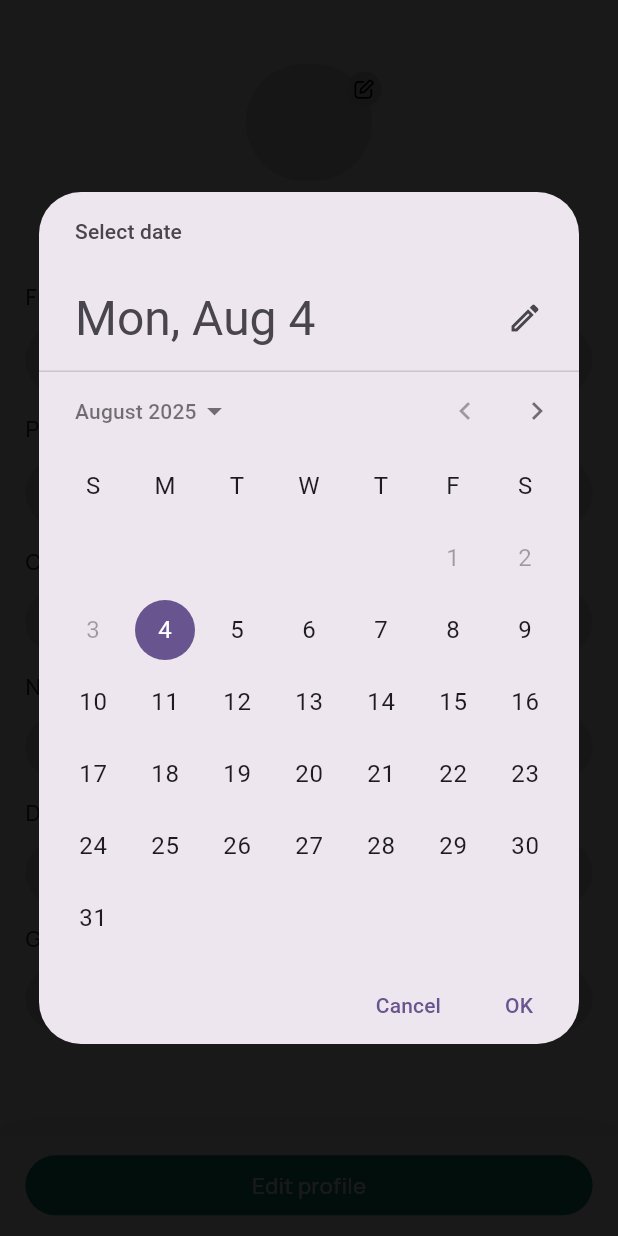
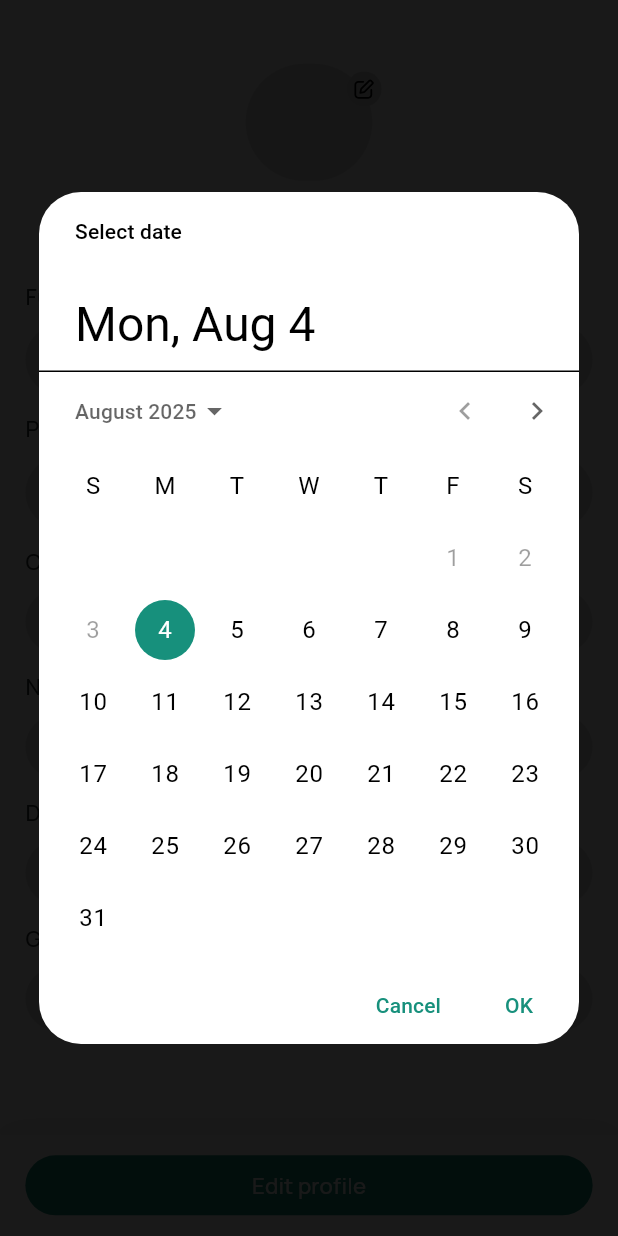
Before and after one commit to aplikettechnologies/XTicket_flutter, a Flutter app: the ProfileScreen widget shown alone on an empty page, opened directly, after a tap on "Date of Birth", on a phone screen of 412 x 824 dp. Run offline on Flutter 3.47's test engine with Material 3 defaults, Android fonts, the phone set to English and light mode, and no system bars; drawn by our look-alikes of cached_network_image, dropdown_button2; our stand-ins replace carousel_slider, dotted_line, fade_shimmer, flutter_html, flutter_screenutil, flutter_styled_toast and 5 more; accounts and stored records are empty; network calls fail.

Commit message:
change select date picker theme

```diff
--- a/lib/app/modules/profile/profile_screen.dart
+++ b/lib/app/modules/profile/profile_screen.dart
@@ -46,13 +46,13 @@ class ProfileScreen extends StatelessWidget {
                                 color: AppColor.neutralColor08,
                                 borderRadius: BorderRadius.circular(100.r),
                               ),
-                              child: ClipRRect(
-                                borderRadius: BorderRadius.circular(100.r),
+                              child: ClipOval(
                                 child: appImageNetwork(
-                                  width: 60.r,
-                                  height: 60.r,
+                                  width: 80.r,
+                                  height: 80.r,
+                                  fit: BoxFit.cover,
                                   url:
-                                      "https://images.pexels.com/photos/50855/pexels-photo-50855.jpeg",
+                                      "https://encrypted-tbn0.gstatic.com/images?q=tbn:ANd9GcQQyawVbjORfalGKAFdWZyJbg8cH12xX-MlLw&s",
                                 ),
                               ),
                             ),
@@ -295,6 +295,7 @@ class ProfileScreen extends StatelessWidget {
                     onChanged: (value) {
                       controller.updateGender(value.toString());
                     },
+
                     selectedValue: controller.selectGender,
                     items: ['Male', 'Female', 'Other'],
                     customButton: Container(
@@ -335,6 +336,7 @@ class ProfileScreen extends StatelessWidget {
                 ],
               ),
             ),
+
             //CreateEvent
             Align(
               alignment: Alignment.bottomCenter,
--- a/lib/app/modules/search/search_controller.dart
+++ b/lib/app/modules/search/search_controller.dart
@@ -5,7 +5,7 @@ class SearchScreenController extends GetxController {
   TextEditingController citySearchController = TextEditingController();
   TextEditingController eventSearchController = TextEditingController();
   String? selectedCountry;
-  int selectedCategoryIndex = 0;
+  int? selectedCategoryIndex;
   String selectedCategory = '';
   String selectedCity = '';
   int selectedCityIndex = 0;
--- a/lib/app/modules/settings/settings_screen.dart
+++ b/lib/app/modules/settings/settings_screen.dart
@@ -121,7 +121,7 @@ class SettingsScreen extends StatelessWidget {
             ),
 
             SvgPicture.asset(
-              AppAssets.icLeftArrow,
+              AppAssets.icRightArrow,
               height: 24.h,
               width: 24.w,
               fit: BoxFit.cover,
@@ -181,7 +181,7 @@ class SettingsScreen extends StatelessWidget {
                 : SizedBox.shrink(),
 
             SvgPicture.asset(
-              AppAssets.icLeftArrow,
+              AppAssets.icRightArrow,
               height: 24.h,
               width: 24.w,
               fit: BoxFit.cover,
--- a/lib/shared/dialogs/dialog_select_city.dart
+++ b/lib/shared/dialogs/dialog_select_city.dart
@@ -55,6 +55,7 @@ Widget dialogSelectCity({
                             onChanged: (value) {
                               controller.selectedCityIndex = index;
                               controller.update();
+                              Get.back();
                             },
                           ),
                           SizedBox(width: 8.w),
--- a/lib/shared/utils/app_dropdown.dart
+++ b/lib/shared/utils/app_dropdown.dart
@@ -10,6 +10,8 @@ Widget appDropdown({
   required Function(String?) onChanged,
   required String? selectedValue,
   required String hintText,
+  TextStyle? textStyle,
+  TextStyle? itemTextStyle,
   required List<String> items,
   Widget? customButton,
 }) {
@@ -17,9 +19,10 @@ Widget appDropdown({
     child: DropdownButton2<String>(
       dropdownStyleData: DropdownStyleData(
         elevation: 0,
-        padding: EdgeInsets.only(top: 10.h, bottom: 0.h),
+        padding: EdgeInsets.only(top: 10.h, bottom: 10.h),
         decoration: BoxDecoration(
           color: AppColor.white,
+
           boxShadow: [
             BoxShadow(
               blurRadius: 10,
@@ -35,16 +38,24 @@ Widget appDropdown({
         ),
       ),
       onChanged: onChanged,
+      menuItemStyleData: MenuItemStyleData(
+        height: 35.h,
+        padding: EdgeInsets.only(right: 16.w, left: 16.w),
+      ),
       value:
           (selectedValue != null && items.contains(selectedValue))
               ? selectedValue
               : null,
+
       items:
           items
               .map(
                 (location) => DropdownMenuItem<String>(
                   value: location,
-                  child: Text(location, style: AppStyle.appbarTitleTextStyle),
+                  child: Text(
+                    location,
+                    style: itemTextStyle ?? AppStyle.textTextStyle,
+                  ),
                 ),
               )
               .toList(),
@@ -65,7 +76,7 @@ Widget appDropdown({
                 Expanded(
                   child: Text(
                     selectedValue ?? hintText,
-                    style: AppStyle.appbarTitleTextStyle,
+                    style: textStyle ?? AppStyle.textTextStyle,
                   ),
                 ),
                 SizedBox(width: 5.w),
--- a/lib/shared/widgets/app_select_date.dart
+++ b/lib/shared/widgets/app_select_date.dart
@@ -19,17 +19,31 @@ Widget appSelectDate({
     onTap: () async {
       DateTime? pickedDate = await showDatePicker(
         context: context,
+        initialEntryMode: DatePickerEntryMode.calendarOnly,
         initialDate: DateTime.now(),
         firstDate: DateTime.now(),
         lastDate: DateTime.now().add(Duration(days: 365)),
+
         barrierColor: AppColor.barrierColor,
+
+        builder: (context, child) {
+          return Theme(
+            data: Theme.of(context).copyWith(
+              colorScheme: ColorScheme.light(
+                primary: AppColor.primaryColor04,
+                onPrimary: Colors.white,
+                onSurface: Colors.black,
+              ),
+            ),
+            child: child!,
+          );
+        },
       );
 
       if (onDatePicked != null && pickedDate != null) {
         onDatePicked(pickedDate);
       }
     },
-
     child:
         customButton ??
         Container(
```
Also changed, not shown: lib/app/modules/ticket/ticket_list_tile.dart (+6 -3 lines), lib/shared/bottomSheet/search_filter_bottom_sheet.dart (+12 -1 lines), lib/shared/widgets/app_select_time.dart (+14 -0 lines).
